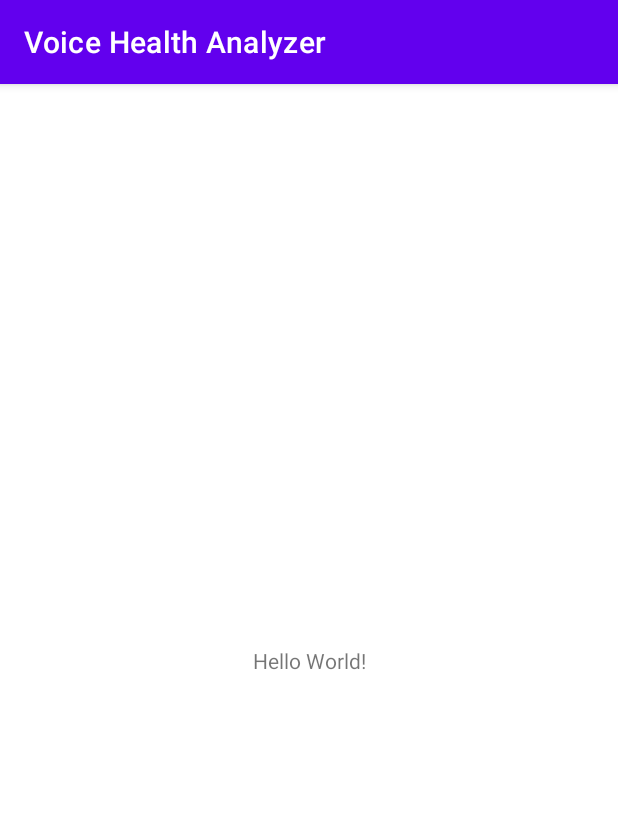
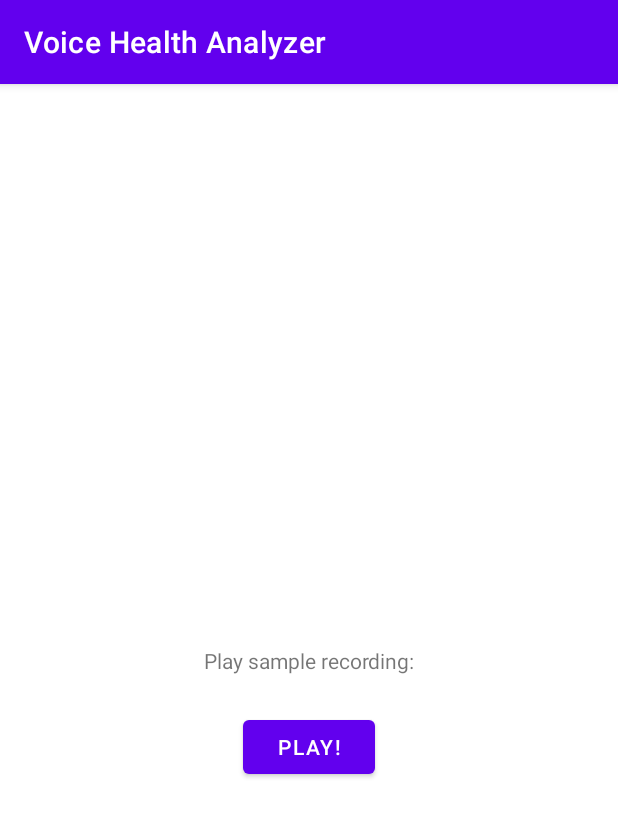
Before and after one commit to sgrzegorz/voice-health-analyzer-1, an Android app: the screen it shows after launch (MainActivity), on a phone screen of 412 x 824 dp. Shown: the top 817 px of the screen. Run offline under Robolectric (Android 15) with nearby library versions, the phone set to English and light mode, and no system bars.

Commit message:
Add sample play button

```diff
--- a/app/src/main/res/layout/activity_main.xml
+++ b/app/src/main/res/layout/activity_main.xml
@@ -7,12 +7,23 @@
     tools:context=".MainActivity">
 
     <TextView
+        android:id="@+id/textView"
         android:layout_width="wrap_content"
         android:layout_height="wrap_content"
-        android:text="Hello World!"
+        android:text="@string/sample_text"
         app:layout_constraintBottom_toBottomOf="parent"
         app:layout_constraintLeft_toLeftOf="parent"
         app:layout_constraintRight_toRightOf="parent"
         app:layout_constraintTop_toTopOf="parent" />
 
+    <Button
+        android:id="@+id/button"
+        android:layout_width="wrap_content"
+        android:layout_height="wrap_content"
+        android:layout_marginTop="24dp"
+        android:text="@string/sample_button_text"
+        app:layout_constraintEnd_toEndOf="parent"
+        app:layout_constraintStart_toStartOf="parent"
+        app:layout_constraintTop_toBottomOf="@+id/textView" />
+
 </androidx.constraintlayout.widget.ConstraintLayout>
--- a/app/src/main/res/values/strings.xml
+++ b/app/src/main/res/values/strings.xml
@@ -1,3 +1,5 @@
 <resources>
     <string name="app_name">Voice Health Analyzer</string>
+    <string name="sample_text">Play sample recording:</string>
+    <string name="sample_button_text">Play!</string>
 </resources>
```
